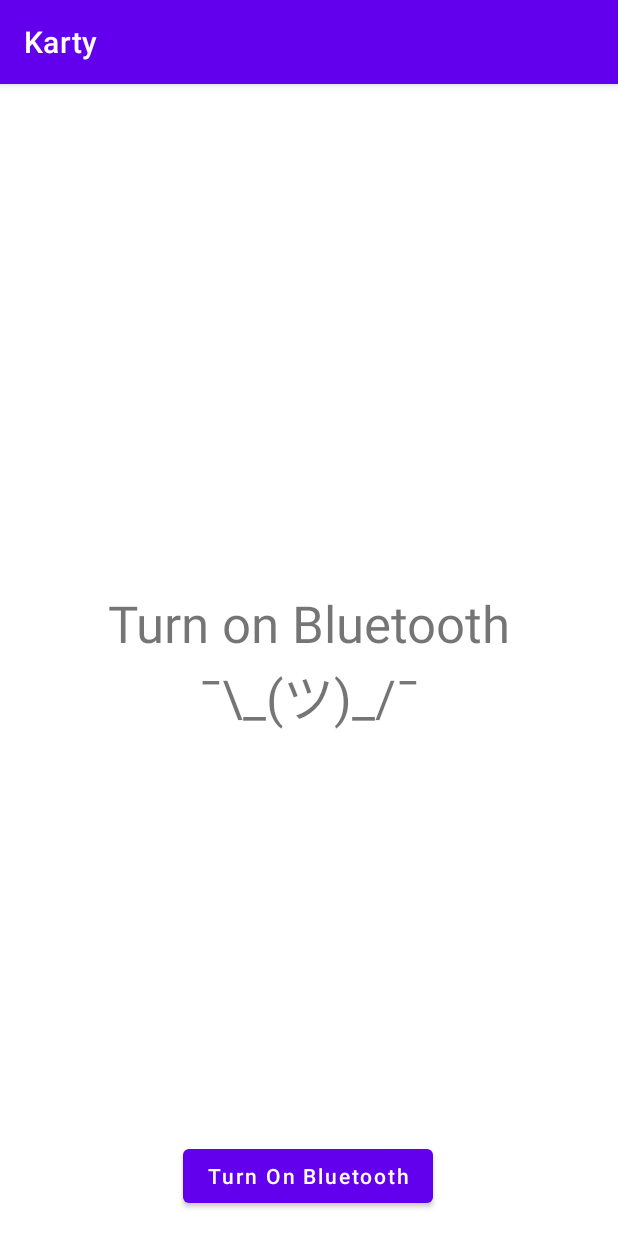
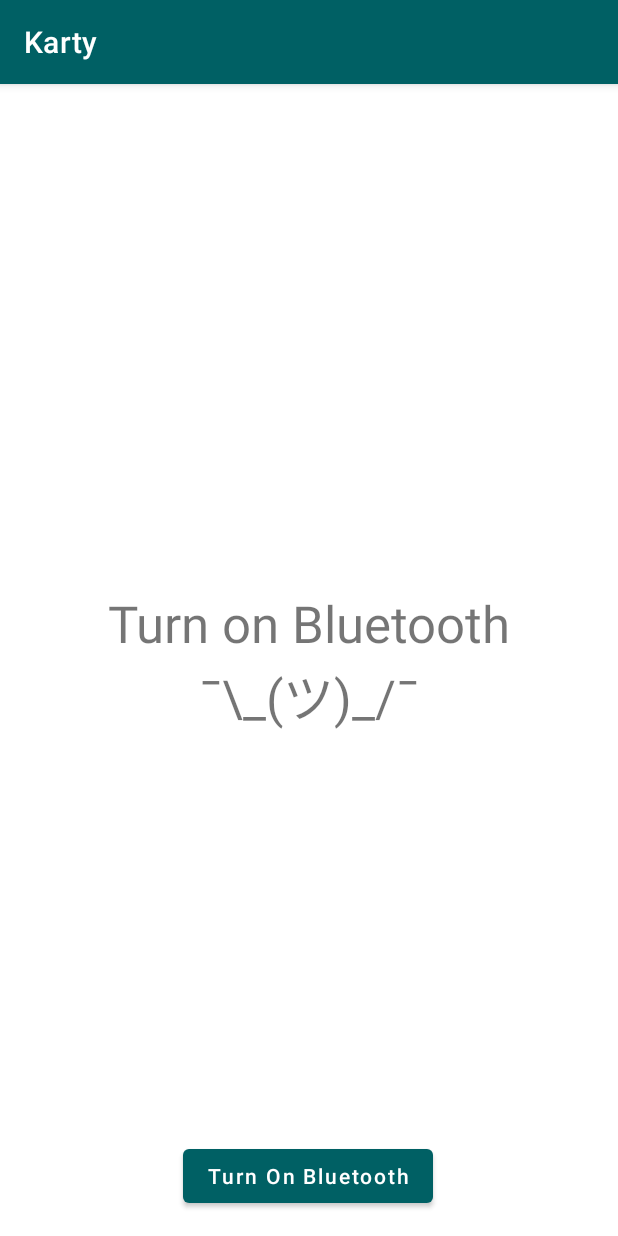
Before and after one commit to Youssef554/IEEE_Karty, an Android app: the screen it shows after launch (MainActivity), on a phone screen of 412 x 824 dp. Run offline under Robolectric (Android 15) with nearby library versions, the phone set to English and light mode, and no system bars.

Commit message:
changed the colors and the theme

```diff
--- a/app/src/main/res/values-night/themes.xml
+++ b/app/src/main/res/values-night/themes.xml
@@ -2,12 +2,12 @@
     <!-- Base application theme. -->
     <style name="Theme.Karty" parent="Theme.MaterialComponents.DayNight.DarkActionBar">
         <!-- Primary brand color. -->
-        <item name="colorPrimary">@color/purple_200</item>
-        <item name="colorPrimaryVariant">@color/purple_700</item>
+        <item name="colorPrimary">@color/teal_200</item>
+        <item name="colorPrimaryVariant">@color/teal_700</item>
         <item name="colorOnPrimary">@color/black</item>
         <!-- Secondary brand color. -->
-        <item name="colorSecondary">@color/teal_200</item>
-        <item name="colorSecondaryVariant">@color/teal_200</item>
+        <item name="colorSecondary">@color/purple_200</item>
+        <item name="colorSecondaryVariant">@color/purple_700</item>
         <item name="colorOnSecondary">@color/black</item>
         <!-- Status bar color. -->
         <item name="android:statusBarColor" tools:targetApi="l">?attr/colorPrimaryVariant</item>
--- a/app/src/main/res/values/colors.xml
+++ b/app/src/main/res/values/colors.xml
@@ -3,8 +3,9 @@
     <color name="purple_200">#FFBB86FC</color>
     <color name="purple_500">#FF6200EE</color>
     <color name="purple_700">#FF3700B3</color>
-    <color name="teal_200">#FF03DAC5</color>
-    <color name="teal_700">#FF018786</color>
+    <color name="teal_200">#FF428e92</color>
+    <color name="teal_700">#FF00363a</color>
+    <color name="teal_500">#FF006064</color>
     <color name="black">#FF000000</color>
     <color name="white">#FFFFFFFF</color>
 </resources>
--- a/app/src/main/res/values/themes.xml
+++ b/app/src/main/res/values/themes.xml
@@ -2,12 +2,12 @@
     <!-- Base application theme. -->
     <style name="Theme.Karty" parent="Theme.MaterialComponents.DayNight.DarkActionBar">
         <!-- Primary brand color. -->
-        <item name="colorPrimary">@color/purple_500</item>
-        <item name="colorPrimaryVariant">@color/purple_700</item>
+        <item name="colorPrimary">@color/teal_500</item>
+        <item name="colorPrimaryVariant">@color/teal_700</item>
         <item name="colorOnPrimary">@color/white</item>
         <!-- Secondary brand color. -->
-        <item name="colorSecondary">@color/teal_200</item>
-        <item name="colorSecondaryVariant">@color/teal_700</item>
+        <item name="colorSecondary">@color/purple_200</item>
+        <item name="colorSecondaryVariant">@color/purple_700</item>
         <item name="colorOnSecondary">@color/black</item>
         <!-- Status bar color. -->
         <item name="android:statusBarColor" tools:targetApi="l">?attr/colorPrimaryVariant</item>
```
